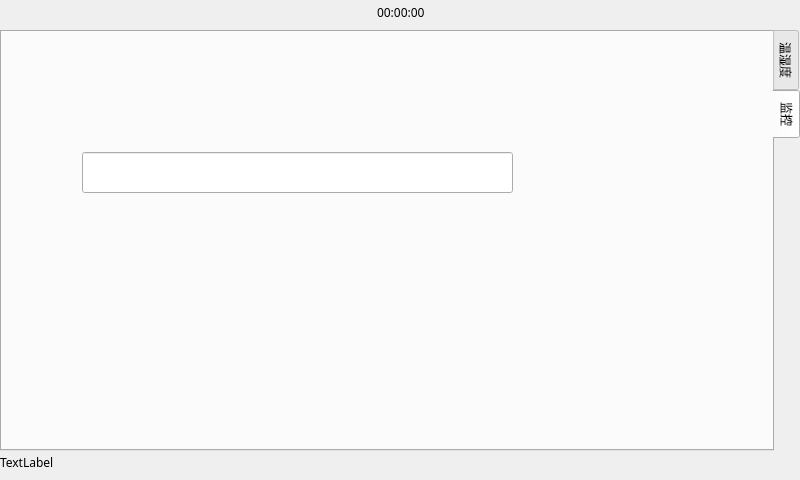
First picture: the form in window/logwindow.ui, repository PeterZZ4609/qt-watchdog, before the edit.
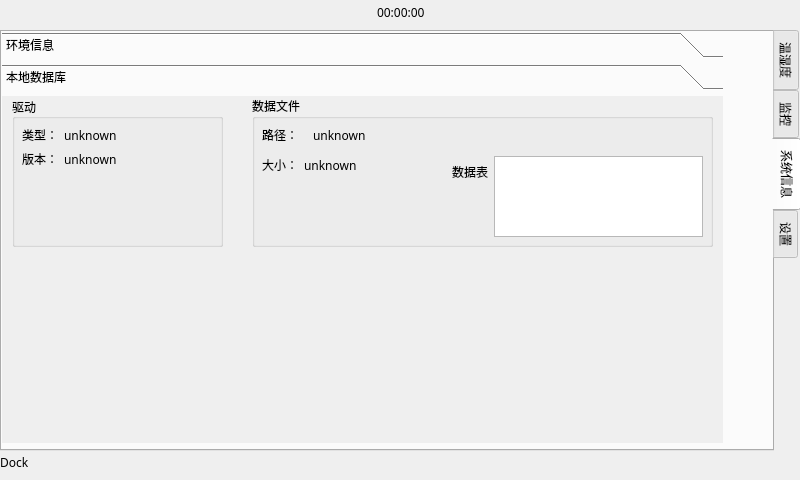
Second picture: the form after the edit. The open tabs and pages were chosen to show the change. Custom widgets are drawn as their Qt base class.

Patch:
```diff
--- a/window/logwindow.ui
+++ b/window/logwindow.ui
@@ -103,15 +103,285 @@
     <attribute name="title">
      <string>监控</string>
     </attribute>
-    <widget class="QLineEdit" name="lineEdit">
+    <widget class="QLabel" name="label_video">
      <property name="geometry">
       <rect>
-       <x>80</x>
-       <y>120</y>
-       <width>431</width>
-       <height>41</height>
+       <x>10</x>
+       <y>10</y>
+       <width>711</width>
+       <height>381</height>
       </rect>
      </property>
+     <property name="text">
+      <string/>
+     </property>
+    </widget>
+   </widget>
+   <widget class="QWidget" name="tab3">
+    <attribute name="title">
+     <string>系统信息</string>
+    </attribute>
+    <widget class="QToolBox" name="toolBox_2">
+     <property name="geometry">
+      <rect>
+       <x>0</x>
+       <y>0</y>
+       <width>721</width>
+       <height>411</height>
+      </rect>
+     </property>
+     <property name="currentIndex">
+      <number>0</number>
+     </property>
+     <widget class="QWidget" name="page_3">
+      <property name="geometry">
+       <rect>
+        <x>0</x>
+        <y>0</y>
+        <width>721</width>
+        <height>337</height>
+       </rect>
+      </property>
+      <attribute name="label">
+       <string>环境信息</string>
+      </attribute>
+     </widget>
+     <widget class="QWidget" name="page_4">
+      <property name="geometry">
+       <rect>
+        <x>0</x>
+        <y>0</y>
+        <width>98</width>
+        <height>28</height>
+       </rect>
+      </property>
+      <attribute name="label">
+       <string>本地数据库</string>
+      </attribute>
+      <widget class="QGroupBox" name="groupBox">
+       <property name="geometry">
+        <rect>
+         <x>10</x>
+         <y>0</y>
+         <width>211</width>
+         <height>151</height>
+        </rect>
+       </property>
+       <property name="title">
+        <string>驱动</string>
+       </property>
+       <property name="alignment">
+        <set>Qt::AlignLeading|Qt::AlignLeft|Qt::AlignVCenter</set>
+       </property>
+       <widget class="QWidget" name="formLayoutWidget">
+        <property name="geometry">
+         <rect>
+          <x>10</x>
+          <y>30</y>
+          <width>191</width>
+          <height>111</height>
+         </rect>
+        </property>
+        <layout class="QFormLayout" name="formLayout">
+         <item row="0" column="0">
+          <widget class="QLabel" name="label_2">
+           <property name="text">
+            <string>类型：</string>
+           </property>
+          </widget>
+         </item>
+         <item row="0" column="1">
+          <widget class="QLabel" name="label_localdb_driver">
+           <property name="text">
+            <string>unknown</string>
+           </property>
+          </widget>
+         </item>
+         <item row="1" column="0">
+          <widget class="QLabel" name="label_4">
+           <property name="text">
+            <string>版本：</string>
+           </property>
+          </widget>
+         </item>
+         <item row="1" column="1">
+          <widget class="QLabel" name="label_localdb_driver_version">
+           <property name="text">
+            <string>unknown</string>
+           </property>
+          </widget>
+         </item>
+        </layout>
+       </widget>
+      </widget>
+      <widget class="QGroupBox" name="groupBox_2">
+       <property name="geometry">
+        <rect>
+         <x>250</x>
+         <y>0</y>
+         <width>461</width>
+         <height>151</height>
+        </rect>
+       </property>
+       <property name="title">
+        <string>数据文件</string>
+       </property>
+       <widget class="QWidget" name="formLayoutWidget_2">
+        <property name="geometry">
+         <rect>
+          <x>10</x>
+          <y>30</y>
+          <width>441</width>
+          <height>31</height>
+         </rect>
+        </property>
+        <layout class="QFormLayout" name="formLayout_2">
+         <item row="0" column="0">
+          <widget class="QLabel" name="label_3">
+           <property name="sizePolicy">
+            <sizepolicy hsizetype="Preferred" vsizetype="Preferred">
+             <horstretch>0</horstretch>
+             <verstretch>0</verstretch>
+            </sizepolicy>
+           </property>
+           <property name="minimumSize">
+            <size>
+             <width>45</width>
+             <height>0</height>
+            </size>
+           </property>
+           <property name="text">
+            <string>路径：</string>
+           </property>
+          </widget>
+         </item>
+         <item row="0" column="1">
+          <widget class="QLabel" name="label_localdb_path">
+           <property name="enabled">
+            <bool>true</bool>
+           </property>
+           <property name="maximumSize">
+            <size>
+             <width>388</width>
+             <height>16777215</height>
+            </size>
+           </property>
+           <property name="frameShape">
+            <enum>QFrame::NoFrame</enum>
+           </property>
+           <property name="text">
+            <string>unknown</string>
+           </property>
+           <property name="scaledContents">
+            <bool>false</bool>
+           </property>
+           <property name="textInteractionFlags">
+            <set>Qt::NoTextInteraction</set>
+           </property>
+          </widget>
+         </item>
+        </layout>
+       </widget>
+       <widget class="QWidget" name="formLayoutWidget_3">
+        <property name="geometry">
+         <rect>
+          <x>200</x>
+          <y>60</y>
+          <width>251</width>
+          <height>81</height>
+         </rect>
+        </property>
+        <layout class="QFormLayout" name="formLayout_3">
+         <property name="labelAlignment">
+          <set>Qt::AlignLeading|Qt::AlignLeft|Qt::AlignVCenter</set>
+         </property>
+         <item row="0" column="0">
+          <widget class="QLabel" name="label_5">
+           <property name="text">
+            <string>数据表</string>
+           </property>
+          </widget>
+         </item>
+         <item row="0" column="1">
+          <widget class="QListWidget" name="listWidget"/>
+         </item>
+        </layout>
+       </widget>
+       <widget class="QWidget" name="formLayoutWidget_4">
+        <property name="geometry">
+         <rect>
+          <x>10</x>
+          <y>60</y>
+          <width>181</width>
+          <height>80</height>
+         </rect>
+        </property>
+        <layout class="QFormLayout" name="formLayout_4">
+         <item row="0" column="0">
+          <widget class="QLabel" name="label_6">
+           <property name="text">
+            <string>大小：</string>
+           </property>
+          </widget>
+         </item>
+         <item row="0" column="1">
+          <widget class="QLabel" name="label_localdb_size">
+           <property name="text">
+            <string>unknown</string>
+           </property>
+          </widget>
+         </item>
+        </layout>
+       </widget>
+      </widget>
+     </widget>
+    </widget>
+   </widget>
+   <widget class="QWidget" name="tabSettings">
+    <property name="layoutDirection">
+     <enum>Qt::LeftToRight</enum>
+    </property>
+    <attribute name="title">
+     <string>设置</string>
+    </attribute>
+    <widget class="QToolBox" name="toolBox">
+     <property name="geometry">
+      <rect>
+       <x>0</x>
+       <y>0</y>
+       <width>721</width>
+       <height>411</height>
+      </rect>
+     </property>
+     <property name="currentIndex">
+      <number>0</number>
+     </property>
+     <widget class="QWidget" name="page">
+      <property name="geometry">
+       <rect>
+        <x>0</x>
+        <y>0</y>
+        <width>721</width>
+        <height>337</height>
+       </rect>
+      </property>
+      <attribute name="label">
+       <string>实时环境监测</string>
+      </attribute>
+     </widget>
+     <widget class="QWidget" name="page_2">
+      <property name="geometry">
+       <rect>
+        <x>0</x>
+        <y>0</y>
+        <width>98</width>
+        <height>28</height>
+       </rect>
+      </property>
+      <attribute name="label">
+       <string>Page 2</string>
+      </attribute>
+     </widget>
     </widget>
    </widget>
   </widget>
@@ -179,10 +449,23 @@
     <item>
      <widget class="QLabel" name="label">
       <property name="text">
-       <string>TextLabel</string>
+       <string>Dock</string>
       </property>
      </widget>
     </item>
+    <item>
+     <spacer name="horizontalSpacer_3">
+      <property name="orientation">
+       <enum>Qt::Horizontal</enum>
+      </property>
+      <property name="sizeHint" stdset="0">
+       <size>
+        <width>40</width>
+        <height>20</height>
+       </size>
+      </property>
+     </spacer>
+    </item>
    </layout>
   </widget>
  </widget>
```
Left out of the diff: 59 changed lines with no effect on the pictures.
